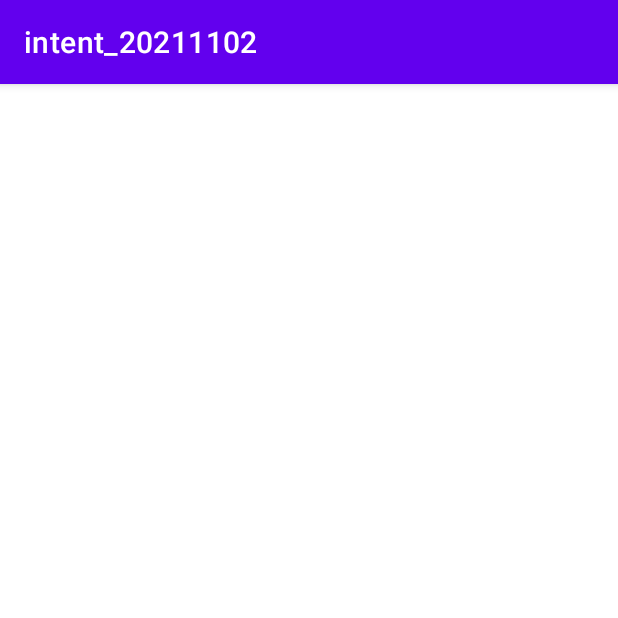
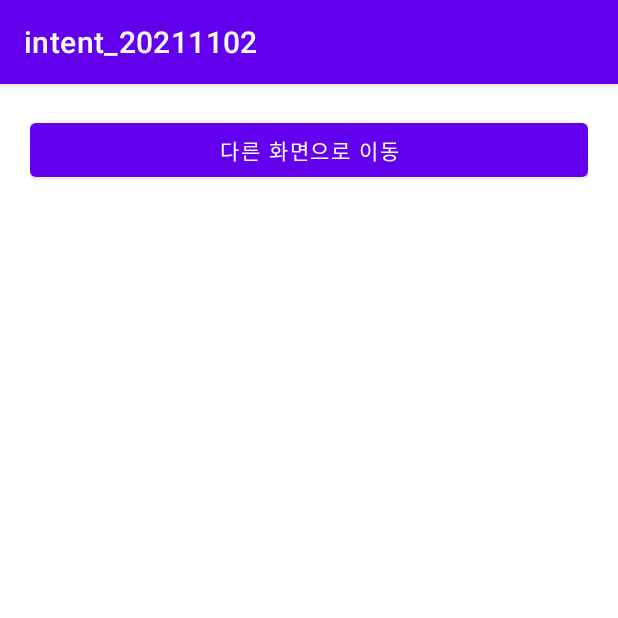
Before and after one commit to clearsky77/intent_20211102, an Android app: the screen it shows after launch (MainActivity), on a phone screen of 412 x 824 dp, the top half of it. Run offline under Robolectric (Android 15) with nearby library versions, the phone set to English and light mode, and no system bars.

Commit message:
화면 이동 UI 작성

```diff
--- a/app/src/main/res/layout/activity_main.xml
+++ b/app/src/main/res/layout/activity_main.xml
@@ -7,4 +7,11 @@
     android:orientation="vertical"
     android:padding="20dp"
     tools:context=".MainActivity">
+
+    <Button
+        android:id="@+id/btnMoveToOther"
+        android:layout_width="match_parent"
+        android:layout_height="wrap_content"
+        android:text="다른 화면으로 이동"/>
+
 </LinearLayout>
```
